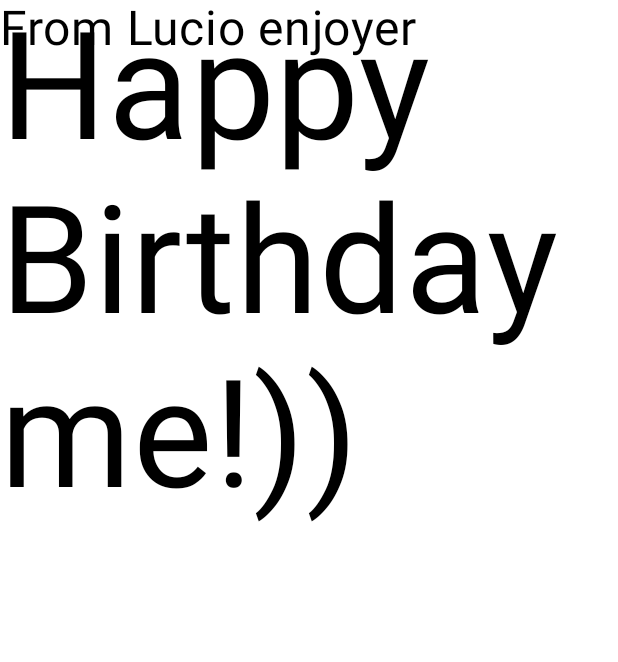
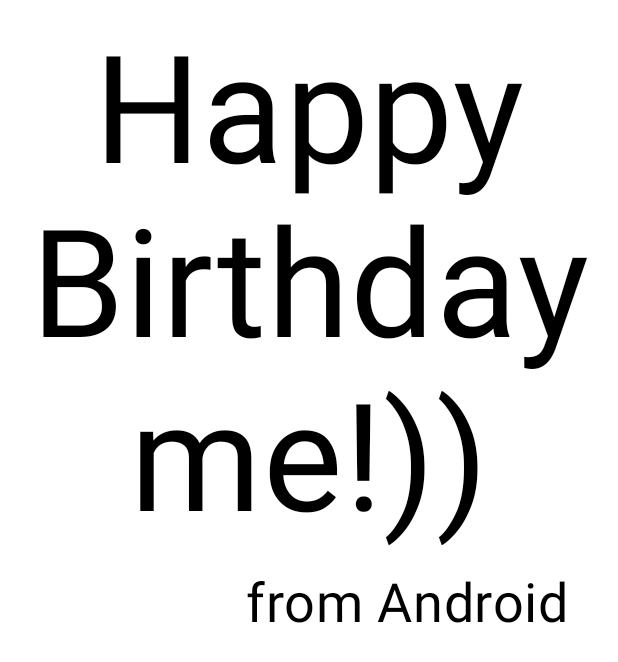
Before and after one commit to sweetz0r/BirthdayCardApp, an Android app built with Jetpack Compose: the @Preview function BirthdayCardPreview, on a phone screen of 412 x 824 dp. Shown: the top 662 px of the screen. Run offline under Robolectric (Android 15) with nearby library versions, the phone set to English and light mode, and no system bars.

Commit message:
third commit

```diff
--- a/app/src/main/java/com/example/happybirthdayapp/MainActivity.kt
+++ b/app/src/main/java/com/example/happybirthdayapp/MainActivity.kt
@@ -3,13 +3,20 @@ package com.example.happybirthdayapp
 import android.os.Bundle
 import androidx.activity.ComponentActivity
 import androidx.activity.compose.setContent
+import androidx.compose.foundation.layout.Arrangement
+import androidx.compose.foundation.layout.Column
+import androidx.compose.foundation.layout.Row
 import androidx.compose.foundation.layout.fillMaxSize
+import androidx.compose.foundation.layout.padding
 import androidx.compose.material3.MaterialTheme
 import androidx.compose.material3.Surface
 import androidx.compose.material3.Text
 import androidx.compose.runtime.Composable
+import androidx.compose.ui.Alignment
 import androidx.compose.ui.Modifier
+import androidx.compose.ui.text.style.TextAlign
 import androidx.compose.ui.tooling.preview.Preview
+import androidx.compose.ui.unit.dp
 import androidx.compose.ui.unit.sp
 import com.example.happybirthdayapp.ui.theme.HappyBirthdayAppTheme
 
@@ -23,7 +30,12 @@ class MainActivity : ComponentActivity() {
                     modifier = Modifier.fillMaxSize(),
                     color = MaterialTheme.colorScheme.background
                 ) {
-
+                    GreetingText(
+                        message = "Happy Birthday me!))",
+                        from = "from Android",
+                        modifier = Modifier
+                            .padding(8.dp)
+                    )
                 }
             }
         }
@@ -32,15 +44,24 @@ class MainActivity : ComponentActivity() {
 
 @Composable
 fun GreetingText(message: String, from: String, modifier: Modifier = Modifier) {
+    Column(
+        verticalArrangement = Arrangement.Center,
+        modifier = modifier.padding(8.dp)
+    ) {
         Text(
             text = message,
             fontSize = 100.sp,
-    lineHeight = 116.sp
+            lineHeight = 116.sp,
+            textAlign = TextAlign.Center
         )
         Text(
             text = from,
-    fontSize = 32.sp
+            fontSize = 36.sp,
+            modifier = Modifier
+                .padding(16.dp)
+                .align(alignment = Alignment.End)
         )
+    }
 }
 
 @Preview(
@@ -51,6 +72,12 @@ Text(
 @Composable
 fun BirthdayCardPreview() {
     HappyBirthdayAppTheme {
-    GreetingText(message = "Happy Birthday me!))", from = "From Lucio enjoyer")
+    GreetingText(
+        message = "Happy Birthday me!))",
+        from = "from Android",
+        modifier = Modifier
+            .padding(8.dp)
+
+    )
     }
 }
```
Lines whose indentation alone changed are shown as unchanged.
